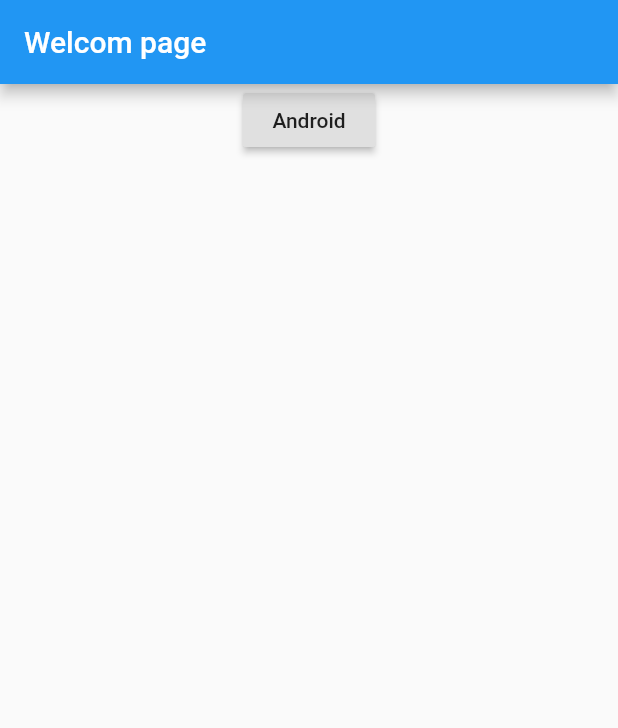
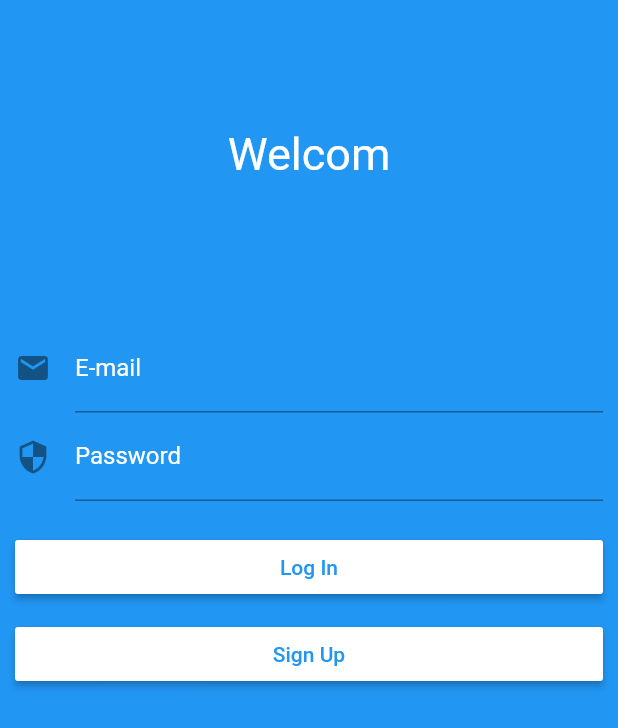
Before and after one commit to AnguisT/questionnaire, a Flutter app: the screen it shows after launch, on a phone screen of 412 x 824 dp. Shown: the top 728 px of the screen. Run offline on Flutter 3.47's test engine with Material 2 defaults, Android fonts, the phone set to English and light mode, and no system bars; our stand-ins replace font_awesome_flutter.

Commit message:
Change structure application. Add login page and signup page. Add user models. Add http request.

```diff
--- /dev/null
+++ b/lib/models/models.dart
@@ -0,0 +1,18 @@
+class User {
+  User({this.mail, this.password, this.birthday, this.idSexs, this.firstName, this.lastName, this.city});
+
+  String mail;
+  String password;
+  DateTime birthday;
+  int idSexs;
+  String firstName;
+  String lastName;
+  String city;
+}
+
+class Sexs {
+  Sexs({this.idSexs, this.name});
+
+  int idSexs;
+  String name;
+}
--- a/lib/home.dart
+++ b/lib/views/home/home.dart
@@ -12,12 +12,13 @@ class _HomePage extends State<HomePage> {
   Widget build(BuildContext context) {
     return new Scaffold(
       appBar: new AppBar(
-        title: new Text('Welcom page'),
+        title: new Text('Home page'),
         backgroundColor: Colors.blue,
+        automaticallyImplyLeading: false,
       ),
       body: new Container(
         child: new Center(
-          child: new Text('Welcom my app'),
+          child: new Text('Home page in my app'),
         ),
       )
     );
--- /dev/null
+++ b/lib/views/login/login.dart
@@ -0,0 +1,188 @@
+import 'package:flutter/cupertino.dart';
+import 'package:flutter/material.dart';
+import 'package:flutter/services.dart';
+import '../../modules/http.client.dart';
+import '../../models/models.dart';
+
+class LoginPage extends StatefulWidget {
+
+  @override
+  State<StatefulWidget> createState() => new _LoginPage();
+}
+
+class _LoginPage extends State<LoginPage> {
+
+  bool _autovalidate = false;
+  HttpClient httpClient = new HttpClient();
+  final GlobalKey<FormState> _formKey = new GlobalKey<FormState>();
+  bool isDisabled = false;
+
+  @override
+  void initState() {
+    super.initState();
+  }
+
+  logIn() {
+    final FormState form = _formKey.currentState;
+    _autovalidate = true;
+    if (form.validate()) {
+      setState(() {
+        isDisabled = true;
+      });
+      form.save();
+      httpClient.logIn(_mailController.text, _passwordController.text).then((res) {
+        if (res['users'].length == 0) {
+          showDialog(
+            context: context,
+            child: new AlertDialog(
+              title: new Text('Error message'),
+              content: new Text('Incorrect password or login'),
+              actions: <Widget>[
+                new FlatButton(
+                  child: new Text('OK'),
+                  onPressed: () {
+                    setState(() {
+                      isDisabled = false;
+                    });
+                    Navigator.of(context).pop();
+                  },
+                )
+              ],
+            )
+          );
+        } else {
+          Navigator.of(context).pushReplacementNamed('/home');
+        }
+      });
+    }
+  }
+
+  signUp() {
+    Navigator.of(context).pushNamed('/signup');
+  }
+
+  String _validationEmail(val) {
+    if (!val.contains('@')) {
+      return 'Not a valid email.';
+    }
+    return null;
+  }
+
+  String _validationPassword(val) {
+    if (val.length < 6) {
+      return 'Password too short.';
+    }
+    return null;
+  }
+
+  TextEditingController _mailController = new TextEditingController();
+  TextEditingController _passwordController = new TextEditingController();
+
+  @override
+  Widget build(BuildContext context) {
+
+    return new Scaffold(
+      backgroundColor: Colors.blue,
+      body: new SingleChildScrollView(
+        child: new Column(
+          children: <Widget>[
+            new Container(
+              height: MediaQuery.of(context).size.height / 4,
+              child: new Center(
+                child: new Text(
+                  'Welcom',
+                  style: new TextStyle(
+                    fontSize: 30.0,
+                    color: Colors.white
+                  ),
+                ),
+              )
+            ),
+            new Container(
+              padding: const EdgeInsets.all(10.0),
+              child: new Form(
+                key: _formKey,
+                autovalidate: _autovalidate,
+                child: new Column(
+                  children: <Widget>[
+                    new Container(
+                      child: new TextFormField(
+                        controller: _mailController,
+                        keyboardType: TextInputType.emailAddress,
+                        style: new TextStyle(
+                          color: Colors.white
+                        ),
+                        decoration: new InputDecoration(
+                          icon: const Icon(Icons.email),
+                          labelText: 'E-mail',
+                          labelStyle: new TextStyle(
+                            color: Colors.white
+                          ),
+                          hintText: 'Enter you e-mail',
+                          hintStyle: new TextStyle(
+                            color: Colors.white
+                          ),
+                        ),
+                        validator: _validationEmail,
+                        // onSaved: (val) => _mailController.text = val,
+                      ),
+                    ),
+                    new Container(
+                      child: new TextFormField(
+                        controller: _passwordController,
+                        style: new TextStyle(
+                          color: Colors.white
+                        ),
+                        decoration: new InputDecoration(
+                          icon: const Icon(Icons.security),
+                          labelText: 'Password',
+                          labelStyle: new TextStyle(
+                            color: Colors.white
+                          ),
+                          hintText: 'Enter you password',
+                          hintStyle: new TextStyle(
+                            color: Colors.white
+                          )
+                        ),
+                        obscureText: true,
+                        validator: _validationPassword,
+                        // onSaved: (val) => _passwordController.text = val,
+                      ),
+                    )
+                  ]
+                ),
+              ),
+            ),
+            new Container(
+              height: 120.0,
+              child: new Column(
+                children: <Widget>[
+                  new Container(
+                    padding: const EdgeInsets.only(top: 10.0, bottom: 5.0, left: 10.0, right: 10.0),
+                    width: MediaQuery.of(context).size.width,
+                    child: new RaisedButton(
+                      child: new Text('Log In'),
+                      color: Colors.white,
+                      textColor: Colors.blue,
+                      onPressed: !isDisabled ? logIn : null,
+                    ),
+                  ),
+                  new Container(
+                    padding: const EdgeInsets.only(top: 5.0, bottom: 10.0, left: 10.0, right: 10.0),
+                    width: MediaQuery.of(context).size.width,
+                    child: new RaisedButton(
+                      child: new Text('Sign Up'),
+                      color: Colors.white,
+                      textColor: Colors.blue,
+                      onPressed: !isDisabled ? signUp : null,
+                    )
+                  ),
+                ],
+              )
+            ),
+          ],
+        )
+      )
+    );
+  }
+}
--- a/lib/welcom.dart
+++ /dev/null
@@ -1,54 +0,0 @@
-import 'dart:io';
-import 'package:flutter/cupertino.dart';
-import 'package:flutter/material.dart';
-
-class WelcomPage extends StatefulWidget {
-
-  @override
-  State<StatefulWidget> createState() => new _WelcomPage();
-}
-
-class _WelcomPage extends State<WelcomPage> {
-
-
-  @override
-  Widget build(BuildContext context) {
-    return new Scaffold(
-      appBar: new AppBar(
-        title: new Text('Welcom page'),
-        backgroundColor: Colors.blue,
-      ),
-      body: new Container(
-        child: new Center(
-          child: new Column(
-            children: <Widget>[
-              Platform.isIOS ? new CupertinoButton(
-                child: new Text('IOS'),
-                onPressed: () {
-                  showDialog(
-                    context: context,
-                    child: new CupertinoAlertDialog(
-                      title: new Text('Hello'),
-                      content: new Text('This is IOS'),
-                    )
-                  );
-                }
-              ) : new RaisedButton(
-                child: new Text('Android'),
-                onPressed: () {
-                  showDialog(
-                    context: context,
-                    child: new AlertDialog(
-                      title: new Text('Hello'),
-                      content: new Text('This is android'),
-                    )
-                  );
-                }
-              )
-            ],
-          )
-        ),
-      )
-    );
-  }
-}
--- a/pubspec.yaml
+++ b/pubspec.yaml
@@ -8,7 +8,8 @@ dependencies:
   # The following adds the Cupertino Icons font to your application.
   # Use with the CupertinoIcons class for iOS style icons.
   cupertino_icons: ^0.1.0
-  fullscreen_mode: "^1.0.1"
+  font_awesome_flutter: "^6.0.0"
+  shared_preferences: any
 
 dev_dependencies:
   flutter_test:
```
Also changed, not shown: lib/main.dart (+10 -3 lines), lib/modules/http.client.dart (added, +48 -0 lines), lib/views/sigup/signup.dart (added, +338 -0 lines), 2 other files.
